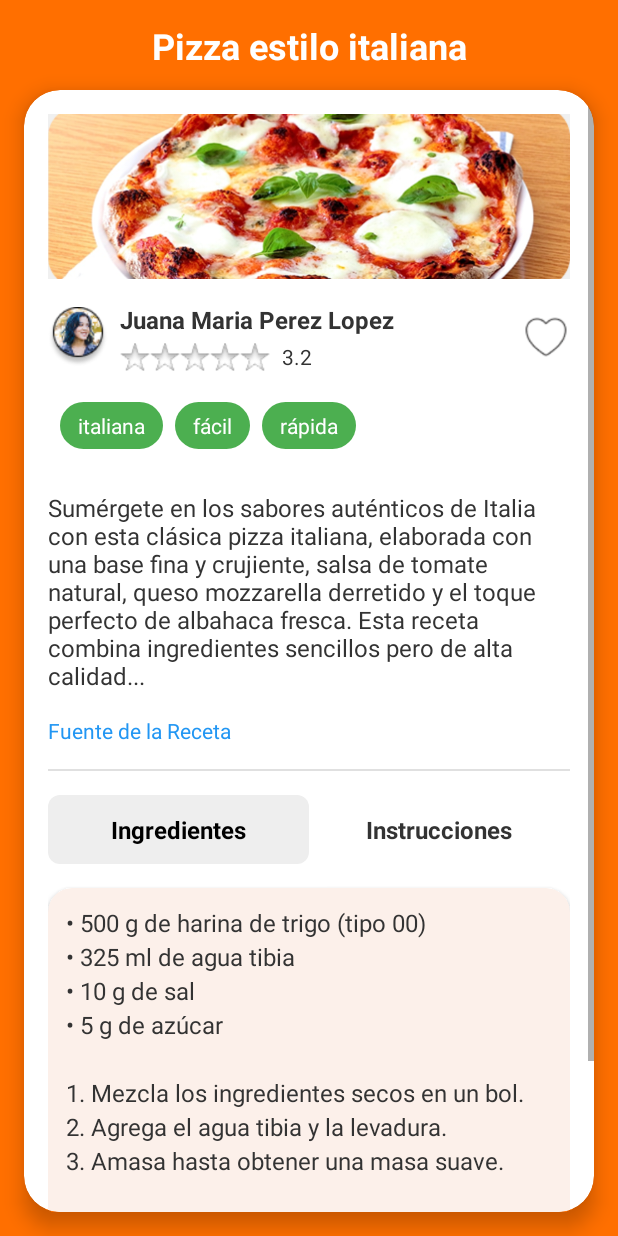
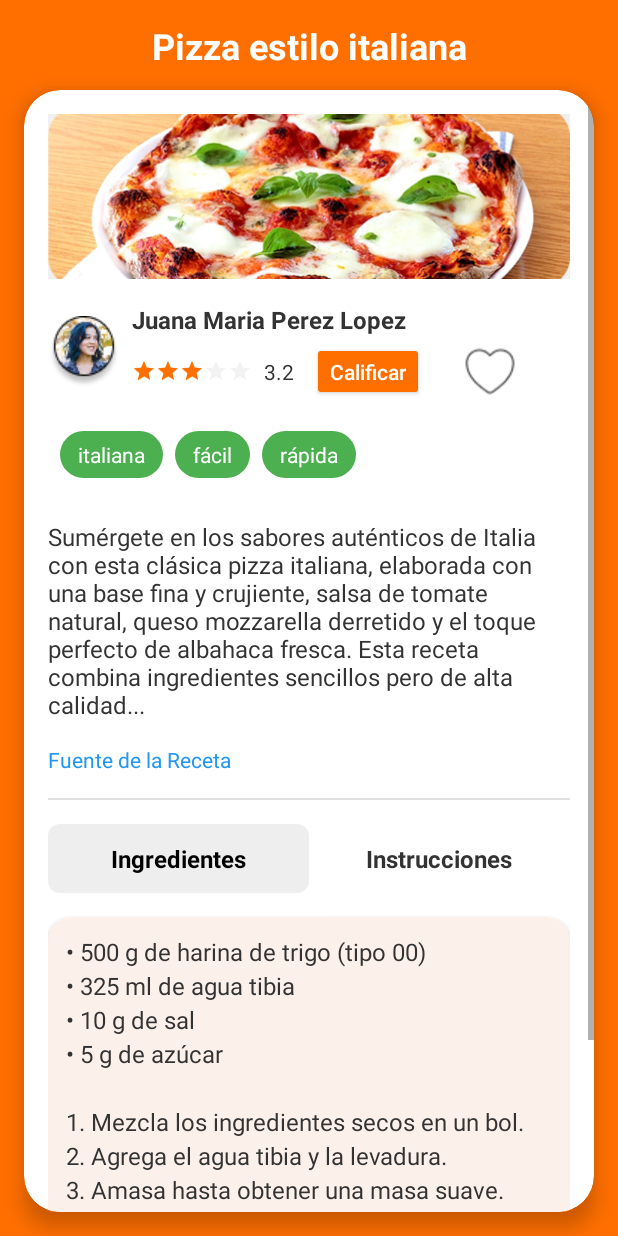
Before and after one commit to Lunatikera/SazonForaneo, an Android app: the DetalleReceta screen opened directly, with no data from a screen before it, on a phone screen of 412 x 824 dp. Run offline under Robolectric (Android 15) with nearby library versions, the light colour scheme and no system bars; our stand-ins replace FlexboxLayout; pictures from the network do not load; 2 statements that could not run were skipped.

Commit message:
detalle terminado

```diff
--- a/app/src/main/java/flores/pablo/sazonforaneo/DetalleReceta.kt
+++ b/app/src/main/java/flores/pablo/sazonforaneo/DetalleReceta.kt
@@ -1,8 +1,8 @@
 package flores.pablo.sazonforaneo
 
 import android.os.Bundle
-import android.widget.ImageView
-import android.widget.TextView
+import android.widget.*
+import androidx.appcompat.app.AlertDialog
 import androidx.appcompat.app.AppCompatActivity
 import com.bumptech.glide.Glide
 import com.google.android.flexbox.FlexboxLayout
@@ -21,9 +21,12 @@ class DetalleReceta : AppCompatActivity() {
     private lateinit var tabIngredientes: TextView
     private lateinit var tabInstrucciones: TextView
     private lateinit var tvContenidoReceta: TextView
-
+    private lateinit var ratingBar: RatingBar
+    private lateinit var btnCalificar: Button
 
     private lateinit var receta: Receta
+
+    private var isFavorite = false
 
     override fun onCreate(savedInstanceState: Bundle?) {
         super.onCreate(savedInstanceState)
@@ -41,12 +44,15 @@ class DetalleReceta : AppCompatActivity() {
         tabIngredientes = findViewById(R.id.tabIngredientes)
         tabInstrucciones = findViewById(R.id.tabInstrucciones)
         tvContenidoReceta = findViewById(R.id.tvContenidoReceta)
+        ratingBar = findViewById(R.id.ratingBar)
+        btnCalificar = findViewById(R.id.btnCalificar)
 
         receta = intent.getSerializableExtra("receta") as Receta
 
         mostrarDatos(receta)
-
         configurarTabs()
+        configurarFavorito()
+        configurarBotonCalificar()
     }
 
     private fun mostrarDatos(receta: Receta) {
@@ -61,9 +67,13 @@ class DetalleReceta : AppCompatActivity() {
         tvCalificacion.text = String.format("%.1f", receta.rating)
         tvDescripcion.text = receta.descripcion
         tvFuente.text = receta.fuente
+        ratingBar.rating = receta.rating
+
+        isFavorite = false
+        ivFav.setImageResource(R.drawable.favheart)
 
         layoutTags.removeAllViews()
-        val allTags = receta.categorias + receta.etiquetas
+        val allTags = receta.etiquetas
         for (tag in allTags) {
             val tagView = TextView(this).apply {
                 text = tag
@@ -85,23 +95,58 @@ class DetalleReceta : AppCompatActivity() {
 
     private fun configurarTabs() {
         tabIngredientes.setOnClickListener {
-            tabIngredientes.setBackgroundResource(R.drawable.tab_unselected)
+            tabIngredientes.setBackgroundResource(R.drawable.tab_selected)
             tabIngredientes.setTextColor(resources.getColor(android.R.color.black))
 
-            tabInstrucciones.setBackgroundResource(R.drawable.tab_selected)
+            tabInstrucciones.setBackgroundResource(R.drawable.tab_unselected)
             tabInstrucciones.setTextColor(resources.getColor(android.R.color.darker_gray))
 
             tvContenidoReceta.text = receta.ingredientes.joinToString(separator = "\n") { "• $it" }
         }
 
         tabInstrucciones.setOnClickListener {
-            tabInstrucciones.setBackgroundResource(R.drawable.tab_unselected)
+            tabInstrucciones.setBackgroundResource(R.drawable.tab_selected)
             tabInstrucciones.setTextColor(resources.getColor(android.R.color.black))
 
-            tabIngredientes.setBackgroundResource(R.drawable.tab_selected)
+            tabIngredientes.setBackgroundResource(R.drawable.tab_unselected)
             tabIngredientes.setTextColor(resources.getColor(android.R.color.darker_gray))
 
             tvContenidoReceta.text = receta.instrucciones
         }
     }
+
+    private fun configurarFavorito() {
+        ivFav.setOnClickListener {
+            isFavorite = !isFavorite
+            if (isFavorite) {
+                ivFav.setImageResource(R.drawable.favheart_filled)
+                Toast.makeText(this, "Agregado a favoritos", Toast.LENGTH_SHORT).show()
+            } else {
+                ivFav.setImageResource(R.drawable.favheart)
+                Toast.makeText(this, "Eliminado de favoritos", Toast.LENGTH_SHORT).show()
+            }
+        }
+    }
+
+    private fun configurarBotonCalificar() {
+        btnCalificar.setOnClickListener {
+            val dialogView = layoutInflater.inflate(R.layout.dialog_rating, null)
+            val ratingBarDialog = dialogView.findViewById<RatingBar>(R.id.ratingBarDialog)
+
+            val dialog = androidx.appcompat.app.AlertDialog.Builder(this)
+                .setTitle("Calificar receta")
+                .setView(dialogView)
+                .setPositiveButton("Enviar") { _, _ ->
+                    val rating = ratingBarDialog.rating
+                    ratingBar.rating = rating
+                    tvCalificacion.text = String.format("%.1f", rating)
+                    Toast.makeText(this, "Gracias por tu calificación: $rating", Toast.LENGTH_SHORT).show()
+
+                }
+                .setNegativeButton("Cancelar", null)
+                .create()
+
+            dialog.show()
+        }
+    }
 }
--- a/app/src/main/java/flores/pablo/sazonforaneo/ui/categorias/RecetasPorCategoriaFragment.kt
+++ b/app/src/main/java/flores/pablo/sazonforaneo/ui/categorias/RecetasPorCategoriaFragment.kt
@@ -103,8 +103,8 @@ class RecetasPorCategoriaFragment : Fragment() {
 
             Receta(
                 nombre = "Ensalada César",
-                descripcion = "Clásica ensalada con lechuga romana, aderezo césar y crutones.",
-                categorias = listOf("Guarniciones", "Snacks"),
+                descripcion = "Clásica ensalada con lechuga romana, aderezo césar y crutones.Clásica ensalada con lechuga romana, aderezo césar y crutones",
+                categorias = listOf("Guarniciones", "Snacks","Ensaladas"),
                 etiquetas = listOf("Ensalada", "César", "Lechuga"),
                 visibilidad = "Privada",
                 ingredientes = listOf("Lechuga", "Pollo", "Crutones", "Aderezo César", "Queso parmesano"),
--- a/app/src/main/res/layout/activity_detalle_receta.xml
+++ b/app/src/main/res/layout/activity_detalle_receta.xml
@@ -51,6 +51,8 @@
                     android:background="#F0F0F0"
                     android:layout_marginBottom="16dp"/>
 
+
+
                 <LinearLayout
                     android:layout_width="match_parent"
                     android:layout_height="wrap_content"
@@ -60,17 +62,16 @@
 
                     <ImageView
                         android:id="@+id/ivPerfil"
-                        android:layout_width="40dp"
-                        android:layout_height="40dp"
-                        android:src="@drawable/perfil"
+                        android:layout_width="wrap_content"
+                        android:layout_height="wrap_content"
+                        android:layout_marginEnd="8dp"
+                        android:background="@drawable/circle_mask"
                         android:scaleType="centerCrop"
-                        android:background="@drawable/circle_mask"
-                        android:layout_marginEnd="8dp"/>
+                        android:src="@drawable/perfil" />
 
                     <LinearLayout
-                        android:layout_width="1dp"
+                        android:layout_width="wrap_content"
                         android:layout_height="wrap_content"
-                        android:layout_weight="1"
                         android:orientation="vertical">
 
                         <TextView
@@ -89,26 +90,19 @@
                             android:gravity="center_vertical"
                             android:orientation="horizontal">
 
-                            <ImageView
-                                android:layout_width="20dp"
-                                android:layout_height="20dp"
-                                android:src="@drawable/star_outline" />
-                            <ImageView
-                                android:layout_width="20dp"
-                                android:layout_height="20dp"
-                                android:src="@drawable/star_outline" />
-                            <ImageView
-                                android:layout_width="20dp"
-                                android:layout_height="20dp"
-                                android:src="@drawable/star_outline" />
-                            <ImageView
-                                android:layout_width="20dp"
-                                android:layout_height="20dp"
-                                android:src="@drawable/star_outline" />
-                            <ImageView
-                                android:layout_width="20dp"
-                                android:layout_height="20dp"
-                                android:src="@drawable/star_outline" />
+                            <RatingBar
+                                android:id="@+id/ratingBar"
+                                style="@style/Widget.AppCompat.RatingBar.Small"
+                                android:layout_width="wrap_content"
+                                android:layout_height="wrap_content"
+                                android:isIndicator="true"
+                                android:numStars="5"
+                                android:rating="3.2"
+                                android:stepSize="0.5"
+                                android:progressTint="#FF6F00"
+                                android:progressBackgroundTint="#CCCCCC"
+                                android:secondaryProgressTint="#FFB74D"
+                                android:theme="@style/ThemeOverlay.AppCompat.Light" />
 
                             <TextView
                                 android:id="@+id/tvCalificacion"
@@ -118,16 +112,34 @@
                                 android:text="3.2"
                                 android:textColor="#333333"
                                 android:textSize="14sp" />
+
+                            <Button
+                                android:id="@+id/btnCalificar"
+                                android:layout_width="wrap_content"
+                                android:layout_height="wrap_content"
+                                android:text="Calificar"
+                                android:textAllCaps="false"
+                                android:layout_marginStart="12dp"
+                                android:backgroundTint="#FF6F00"
+                                android:textColor="#FFFFFF"
+                                android:paddingStart="12dp"
+                                android:paddingEnd="12dp"
+                                android:minHeight="36dp"
+                                android:minWidth="72dp"/>
+
+                            <ImageView
+                                android:id="@+id/ivFav"
+                                android:layout_width="wrap_content"
+                                android:layout_height="38dp"
+                                android:layout_marginStart="24dp"
+                                android:contentDescription="Favorito"
+                                android:src="@drawable/favheart" />
                         </LinearLayout>
+
+
                     </LinearLayout>
 
-                    <ImageView
-                        android:id="@+id/ivFav"
-                        android:layout_width="32dp"
-                        android:layout_height="32dp"
-                        android:layout_marginStart="4dp"
-                        android:contentDescription="Favorito"
-                        android:src="@drawable/favheart" />
+
                 </LinearLayout>
 
                 <com.google.android.flexbox.FlexboxLayout
--- a/app/src/main/res/layout/item_receta.xml
+++ b/app/src/main/res/layout/item_receta.xml
@@ -13,7 +13,6 @@
         android:layout_height="wrap_content"
         android:orientation="vertical">
 
-        <!-- Imagen de receta -->
         <ImageView
             android:id="@+id/ivReceta"
             android:layout_width="match_parent"
@@ -22,14 +21,12 @@
             android:scaleType="centerCrop"
             android:src="@drawable/pizza" />
 
-        <!-- Info de receta -->
         <LinearLayout
             android:layout_width="match_parent"
             android:layout_height="wrap_content"
             android:orientation="vertical"
             android:padding="12dp">
 
-            <!-- Nombre -->
             <TextView
                 android:id="@+id/tvNombreReceta"
                 android:layout_width="wrap_content"
@@ -39,7 +36,6 @@
                 android:textStyle="bold"
                 android:textColor="@android:color/black" />
 
-            <!-- Autor y estrellas -->
             <LinearLayout
                 android:layout_width="match_parent"
                 android:layout_height="wrap_content"
```
Also changed, not shown: app/src/main/res/layout/dialog_rating.xml (added, +28 -0 lines), app/src/main/res/drawable/favheart_filled.png (added).
